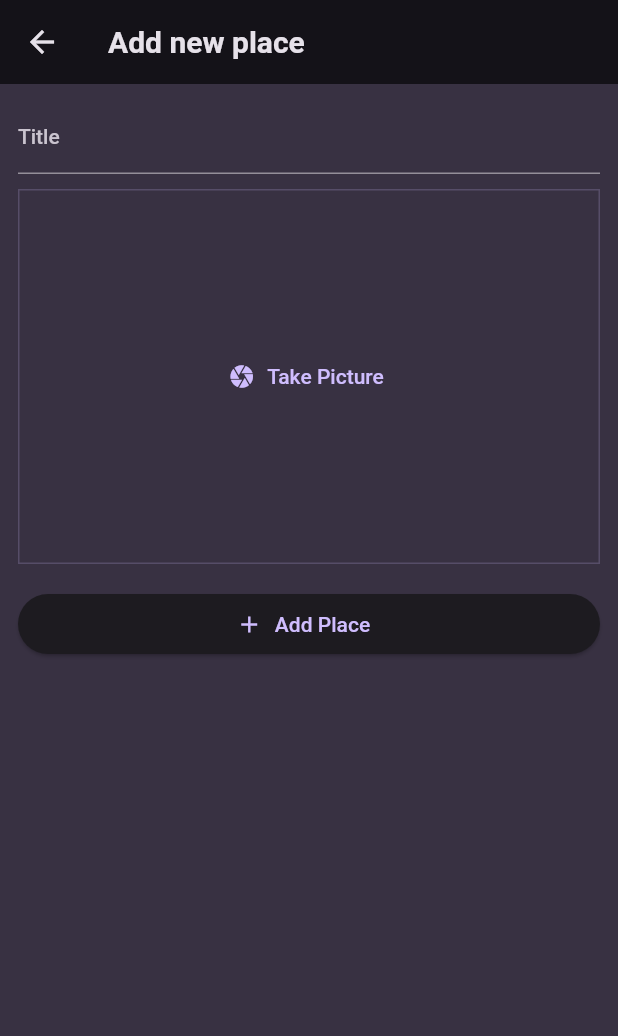
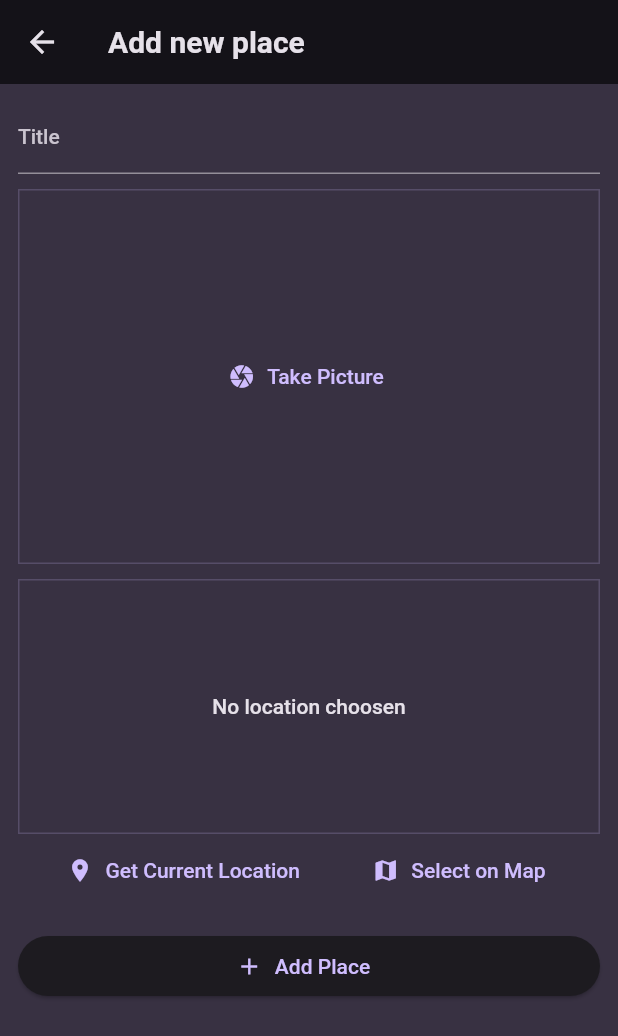
Before and after one commit to saurabhmirajkar/favorite_places, a Flutter app: the screen it shows after launch, after a tap on the "add" icon, on a phone screen of 412 x 824 dp. Shown: the top 1036 px of the screen. Run offline on Flutter 3.47's test engine with Material 2 defaults, Android fonts, the phone set to English and light mode, and no system bars; our stand-ins replace flutter_riverpod, google_fonts, image_picker, location, sqflite; accounts and stored records are empty.

Commit message:
added local storage

```diff
--- a/lib/models/place.dart
+++ b/lib/models/place.dart
@@ -5,7 +5,7 @@ import 'package:uuid/uuid.dart';
 const uuid = Uuid();
 
 class Place {
-  Place({required this.title, required this.image}) : id = uuid.v4();
+  Place({required this.title, required this.image, String? id}) : id = id ?? uuid.v4();
 
   final String id;
   final String title;
--- a/lib/provider/places_provider.dart
+++ b/lib/provider/places_provider.dart
@@ -2,12 +2,54 @@ import 'dart:io';
 
 import 'package:favorite_places/models/place.dart';
 import 'package:flutter_riverpod/flutter_riverpod.dart';
+import 'package:path_provider/path_provider.dart' as syspaths;
+import 'package:path/path.dart' as path;
+import 'package:sqflite/sqflite.dart' as sql;
+import 'package:sqflite/sqlite_api.dart';
 
 class UserPlacesNotifier extends StateNotifier<List<Place>> {
   UserPlacesNotifier() : super(const []);
 
-  void addPlace(String title, File image) {
-    final newPlace = Place(title: title, image: image);
+  Future<Database> _getDatabase() async {
+    final dbPath = await sql.getDatabasesPath();
+
+    final db = await sql.openDatabase(
+      path.join(dbPath, 'places.db'),
+      onCreate: (db, version) {
+        return db.execute(
+            'CREATE TABLE user_places(id TEXT PRIMARY KEY, title TEXT, image TEXT)');
+      },
+      version: 1,
+    );
+    return db;
+  }
+
+  Future<void> loadPlaces() async {
+    final db = await _getDatabase();
+    final data = await db.query('user_places');
+    final places = data
+        .map((row) => Place(
+            id: row['id'] as String,
+            title: row['title'] as String,
+            image: File(row['image'] as String)))
+        .toList();
+    state = places;
+  }
+
+  void addPlace(String title, File image) async {
+    final appDir = await syspaths.getApplicationDocumentsDirectory();
+    final filename = path.basename(image.path);
+    final copiedImage = await image.copy('${appDir.path}/$filename');
+
+    final newPlace = Place(title: title, image: copiedImage);
+
+    final db = await _getDatabase();
+    db.insert('user_places', {
+      'id': newPlace.id,
+      'title': newPlace.title,
+      'image': newPlace.image.path
+    });
+
     state = [newPlace, ...state];
   }
 }
--- a/lib/screens/add_place.dart
+++ b/lib/screens/add_place.dart
@@ -2,6 +2,7 @@ import 'dart:io';
 
 import 'package:favorite_places/provider/places_provider.dart';
 import 'package:favorite_places/widgets/image_input.dart';
+import 'package:favorite_places/widgets/location_input.dart';
 import 'package:flutter/material.dart';
 import 'package:flutter_riverpod/flutter_riverpod.dart';
 
@@ -26,7 +27,9 @@ class _AddPlaceScreenState extends ConsumerState<AddPlaceScreen> {
   void _savePlace() {
     final enteredTitle = _titleController.text;
     if (enteredTitle.isEmpty || _selectedImage == null) return;
-    ref.read(userPlacesProvider.notifier).addPlace(enteredTitle, _selectedImage!);
+    ref
+        .read(userPlacesProvider.notifier)
+        .addPlace(enteredTitle, _selectedImage!);
     Navigator.of(context).pop();
   }
 
@@ -53,14 +56,13 @@ class _AddPlaceScreenState extends ConsumerState<AddPlaceScreen> {
               _selectedImage = image;
             },
           ),
+          const SizedBox(height: 10),
+          const LocationInput(),
           const SizedBox(height: 16),
-          SizedBox(
-            width: 125,
-            child: ElevatedButton.icon(
-              onPressed: _savePlace,
-              icon: const Icon(Icons.add),
-              label: const Text('Add Place'),
-            ),
+          ElevatedButton.icon(
+            onPressed: _savePlace,
+            icon: const Icon(Icons.add),
+            label: const Text('Add Place'),
           ),
         ],
       ),
--- a/lib/screens/places.dart
+++ b/lib/screens/places.dart
@@ -4,8 +4,23 @@ import 'package:favorite_places/widgets/places_list.dart';
 import 'package:flutter/material.dart';
 import 'package:flutter_riverpod/flutter_riverpod.dart';
 
-class PlacesScreen extends ConsumerWidget {
+class PlacesScreen extends ConsumerStatefulWidget {
   const PlacesScreen({super.key});
+
+  @override
+  ConsumerState<ConsumerStatefulWidget> createState() {
+    return PlacesScreenState();
+  }
+}
+
+class PlacesScreenState extends ConsumerState<PlacesScreen> {
+  late Future<void> _placesFuture;
+
+  @override
+  void initState() {
+    super.initState();
+    _placesFuture = ref.read(userPlacesProvider.notifier).loadPlaces();
+  }
 
   void _openAddNewPlacePage(BuildContext context) {
     Navigator.of(context)
@@ -13,7 +28,7 @@ class PlacesScreen extends ConsumerWidget {
   }
 
   @override
-  Widget build(BuildContext context, WidgetRef ref) {
+  Widget build(BuildContext context) {
     final userPlaces = ref.watch(userPlacesProvider);
     return Scaffold(
       appBar: AppBar(
@@ -25,7 +40,13 @@ class PlacesScreen extends ConsumerWidget {
           ),
         ],
       ),
-      body: PlacesList(places: userPlaces),
+      body: FutureBuilder(
+        future: _placesFuture,
+        builder: (context, snapshot) =>
+            (snapshot.connectionState == ConnectionState.waiting)
+                ? const Center(child: CircularProgressIndicator())
+                : PlacesList(places: userPlaces),
+      ),
     );
   }
 }
--- /dev/null
+++ b/lib/widgets/location_input.dart
@@ -0,0 +1,101 @@
+import 'package:flutter/material.dart';
+import 'package:location/location.dart';
+
+const kAPIKey = "AIzaSyBiHaqfi760kNg8uHM-ObOYM4nTTNlksg8";
+
+class LocationInput extends StatefulWidget {
+  const LocationInput({super.key});
+
+  @override
+  State<LocationInput> createState() => _LocationInputState();
+}
+
+class _LocationInputState extends State<LocationInput> {
+  Location? _pickedLocation;
+
+  var _isGettingLocation = false;
+
+  void _getCurrentLocation() async {
+    Location location = Location();
+
+    bool serviceEnabled;
+    PermissionStatus permissionGranted;
+    LocationData locationData;
+
+    serviceEnabled = await location.serviceEnabled();
+    if (!serviceEnabled) {
+      serviceEnabled = await location.requestService();
+      if (!serviceEnabled) {
+        return;
+      }
+    }
+
+    permissionGranted = await location.hasPermission();
+    if (permissionGranted == PermissionStatus.denied) {
+      permissionGranted = await location.requestPermission();
+      if (permissionGranted != PermissionStatus.granted) {
+        return;
+      }
+    }
+
+    setState(() {
+      _isGettingLocation = true;
+    });
+
+    locationData = await location.getLocation();
+
+    final lat = locationData.latitude;
+    final lng = locationData.longitude;
+
+    setState(() {
+      _isGettingLocation = true;
+    });
+  }
+
+  @override
+  Widget build(BuildContext context) {
+    Widget preview = Text(
+      "No location choosen",
+      textAlign: TextAlign.center,
+      style: Theme.of(context)
+          .textTheme
+          .bodyLarge!
+          .copyWith(color: Theme.of(context).colorScheme.onBackground),
+    );
+
+    if (_isGettingLocation == true) {
+      preview = const CircularProgressIndicator();
+    }
+    return Column(
+      children: [
+        Container(
+          height: 170,
+          width: double.infinity,
+          alignment: Alignment.center,
+          decoration: BoxDecoration(
+            border: Border.all(
+              width: 1,
+              color: Theme.of(context).colorScheme.primary.withOpacity(0.2),
+            ),
+          ),
+          child: preview,
+        ),
+        Row(
+          mainAxisAlignment: MainAxisAlignment.spaceEvenly,
+          children: [
+            TextButton.icon(
+              onPressed: _getCurrentLocation,
+              icon: const Icon(Icons.location_on),
+              label: const Text('Get Current Location'),
+            ),
+            TextButton.icon(
+              onPressed: () {},
+              icon: const Icon(Icons.map),
+              label: const Text('Select on Map'),
+            ),
+          ],
+        )
+      ],
+    );
+  }
+}
--- a/lib/widgets/places_list.dart
+++ b/lib/widgets/places_list.dart
@@ -8,7 +8,6 @@ class PlacesList extends StatelessWidget {
   final List<Place> places;
 
   void _openDetailsPage(BuildContext context, Place placeItem) {
-
     final route = MaterialPageRoute(builder: (_) {
       return PlaceDetails(place: placeItem);
     });
@@ -34,6 +33,10 @@ class PlacesList extends StatelessWidget {
       itemCount: places.length,
       itemBuilder: (context, index) {
         return ListTile(
+          leading: CircleAvatar(
+            radius: 26,
+            backgroundImage: FileImage(places[index].image),
+          ),
           onTap: () => _openDetailsPage(context, places[index]),
           title: Text(
             places[index].title,
--- a/pubspec.yaml
+++ b/pubspec.yaml
@@ -39,6 +39,11 @@ dependencies:
   uuid: ^4.1.0
   flutter_riverpod: ^2.4.5
   image_picker: ^1.0.4
+  location: ^5.0.3
+  http: ^1.1.0
+  path_provider: ^2.1.1
+  path: ^1.8.3
+  sqflite: ^2.3.0
 
 dev_dependencies:
   flutter_test:
```
Also changed, not shown: lib/data/dummy_places.dart (+8 -8 lines), lib/screens/place_details.dart (+9 -8 lines), 3 other files.
